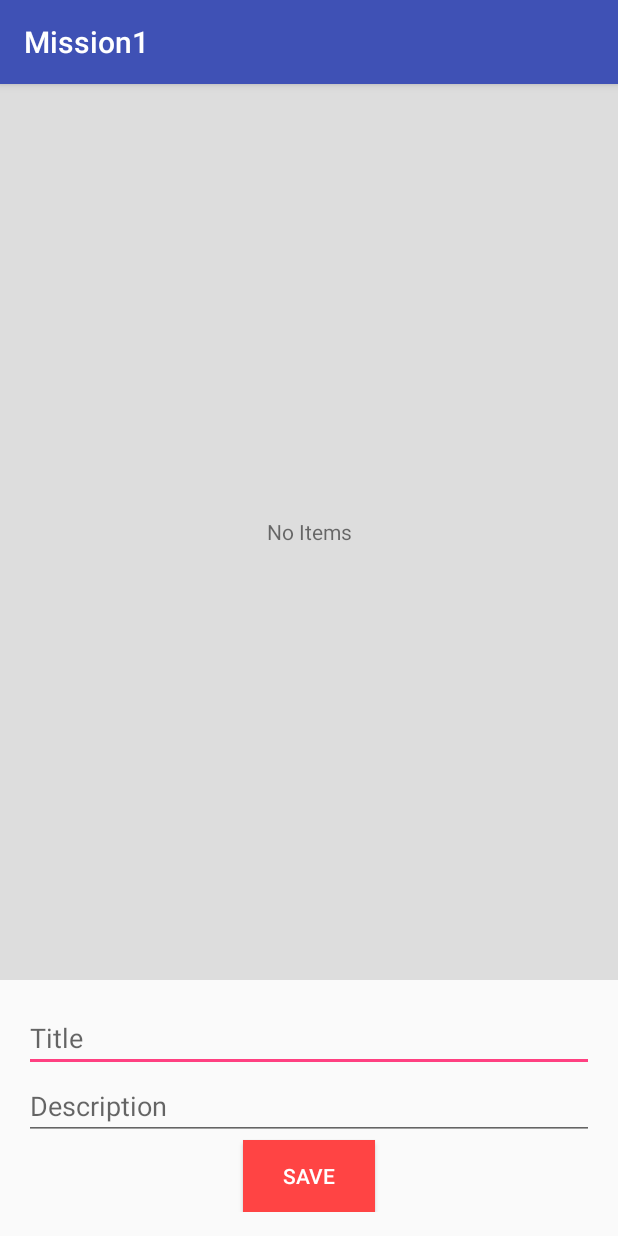
After one commit to futurehandsup/Mission1, an Android app: the ListViewActivity screen opened directly, with no data from a screen before it, on a phone screen of 412 x 824 dp. The commit adds this screen. Run offline under Robolectric (Android 15) with nearby library versions, the phone set to English and light mode, and no system bars.

Commit message:
Mission2 (ListView practice) 의 내용 여기로 이전

```diff
--- a/app/src/main/AndroidManifest.xml
+++ b/app/src/main/AndroidManifest.xml
@@ -17,7 +17,8 @@
         </activity>
         <activity android:name=".EmotionActivity" />
         <activity android:name=".EditViewActivity" />
-        <activity android:name=".ImageActivity"></activity>
+        <activity android:name=".ImageActivity" />
+        <activity android:name=".ListViewActivity"></activity>
     </application>
 
 </manifest>
--- /dev/null
+++ b/app/src/main/java/com/example/android/mission1/ListViewActivity.java
@@ -0,0 +1,58 @@
+package com.example.android.mission1;
+
+import android.support.v7.app.AppCompatActivity;
+import android.os.Bundle;
+import android.view.View;
+import android.widget.EditText;
+import android.widget.ListView;
+import android.widget.SimpleAdapter;
+import android.widget.TextView;
+
+import java.util.ArrayList;
+import java.util.HashMap;
+
+public class ListViewActivity extends AppCompatActivity {
+
+    private ListView m_ListView;
+    private SimpleAdapter m_Adapter;
+    ArrayList<HashMap<String,String>> itemList = new ArrayList<HashMap<String,String>>();
+
+
+    @Override
+    protected void onCreate(Bundle savedInstanceState) {
+        super.onCreate(savedInstanceState);
+        setContentView(R.layout.activity_list_view);
+
+        // Android에서 제공하는 string 문자열 하나를 출력 가능한 layout으로 어댑터 생성
+        m_Adapter = new SimpleAdapter(getApplicationContext(), itemList, R.layout.list_item_black,
+                new String[]{"item1", "item2"}, new int[]{R.id.ListTextTitle, R.id.ListTextItem});
+
+
+        // Xml에서 추가한 ListView 연결
+        m_ListView = (ListView) findViewById(R.id.listView);
+
+        // ListView에 어댑터 연결
+        m_ListView.setAdapter(m_Adapter);
+
+        m_ListView.setEmptyView((TextView)findViewById(R.id.emptytextview));
+
+        // ListView 아이ㄴ템 터치 시 이벤트 추가
+        //m_ListView.setOnItemClickListener(onClickListItem);
+
+
+    }
+    public void onClickImageSaveButton(View view) {
+        EditText titleText = (EditText) findViewById(R.id.ListViewEditText1);
+        EditText subText   = (EditText) findViewById(R.id.ListViewEditText2);
+
+        HashMap<String, String> item = new HashMap<String, String>();
+        item.put("item1", titleText.getText().toString());
+        item.put("item2", subText.getText().toString());
+        itemList.add(item);
+        m_ListView.setAdapter(m_Adapter);
+
+        //Init EditText
+        titleText.setText("");
+        subText.setText("");
+    }
+}
--- /dev/null
+++ b/app/src/main/res/layout/activity_list_view.xml
@@ -0,0 +1,67 @@
+<?xml version="1.0" encoding="utf-8"?>
+<LinearLayout xmlns:android="http://schemas.android.com/apk/res/android"
+    xmlns:tools="http://schemas.android.com/tools"
+    android:layout_width="match_parent"
+    android:layout_height="match_parent"
+    android:orientation="vertical"
+    tools:context="com.example.android.mission1.ListViewActivity">
+
+    <ListView
+        android:layout_width="wrap_content"
+        android:layout_height="0dp"
+        android:id="@+id/listView"
+        android:layout_above="@+id/ListViewButton1"
+        android:layout_weight="1"
+        android:background="#dddddd"
+        android:divider="#000000ff"
+        android:padding="@dimen/activity_vertical_margin"/>
+    <TextView
+        android:layout_width="match_parent"
+        android:layout_height="0dp"
+        android:layout_weight="1"
+        android:text="No Items"
+        android:textAlignment="center"
+        android:id="@+id/emptytextview"
+        android:background="#dddddd"
+        android:gravity="center_vertical" />
+
+    <LinearLayout
+        android:layout_width="match_parent"
+        android:layout_height="wrap_content"
+        android:orientation="vertical"
+        android:layout_margin="@dimen/activity_vertical_margin">
+        <EditText
+            android:layout_width="match_parent"
+            android:layout_height="wrap_content"
+            android:id="@+id/ListViewEditText1"
+            android:hint="Title"
+            android:layout_alignParentLeft="true"
+            android:layout_alignParentRight="true"
+            android:layout_above="@+id/ListViewEditText2"/>
+
+        <EditText
+            android:layout_width="match_parent"
+            android:layout_height="wrap_content"
+            android:id="@+id/ListViewEditText2"
+            android:hint="Description"
+            android:layout_alignParentBottom="false"
+            android:layout_alignParentLeft="true"
+            android:layout_alignParentStart="true"
+            android:layout_above="@id/ListViewButton1"
+            android:layout_alignRight="@+id/ListViewEditText1"
+            android:layout_alignEnd="@+id/ListViewEditText1" />
+
+        <Button
+            android:layout_width="wrap_content"
+            android:layout_height="wrap_content"
+            android:text="save"
+            android:id="@+id/ListViewButton1"
+            android:background="@android:color/holo_red_light"
+            android:textColor="@android:color/white"
+            android:onClick="onClickImageSaveButton"
+            android:layout_alignParentBottom="true"
+            android:layout_centerHorizontal="true"
+            android:layout_gravity="center_horizontal" />
+
+    </LinearLayout>
+</LinearLayout>
--- a/app/src/main/res/layout/activity_main.xml
+++ b/app/src/main/res/layout/activity_main.xml
@@ -70,7 +70,7 @@
         <Button
             android:layout_width="0dp"
             android:layout_height="match_parent"
-            android:text="New Button"
+            android:text="ListView"
             android:id="@+id/button7"
             android:layout_alignParentBottom="true"
             android:layout_alignParentRight="true"
@@ -79,7 +79,8 @@
             android:background="@android:color/holo_blue_light"
             android:textColor="@android:color/white"
             android:textSize="24sp"
-            android:layout_margin="8dp" />
+            android:layout_margin="8dp"
+            android:onClick="onClickListViewButton"/>
 
     </LinearLayout>
 
```
Also changed, not shown: app/src/main/java/com/example/android/mission1/MainActivity.java (+8 -0 lines), app/src/main/res/layout/list_item_black.xml (added, +23 -0 lines).
